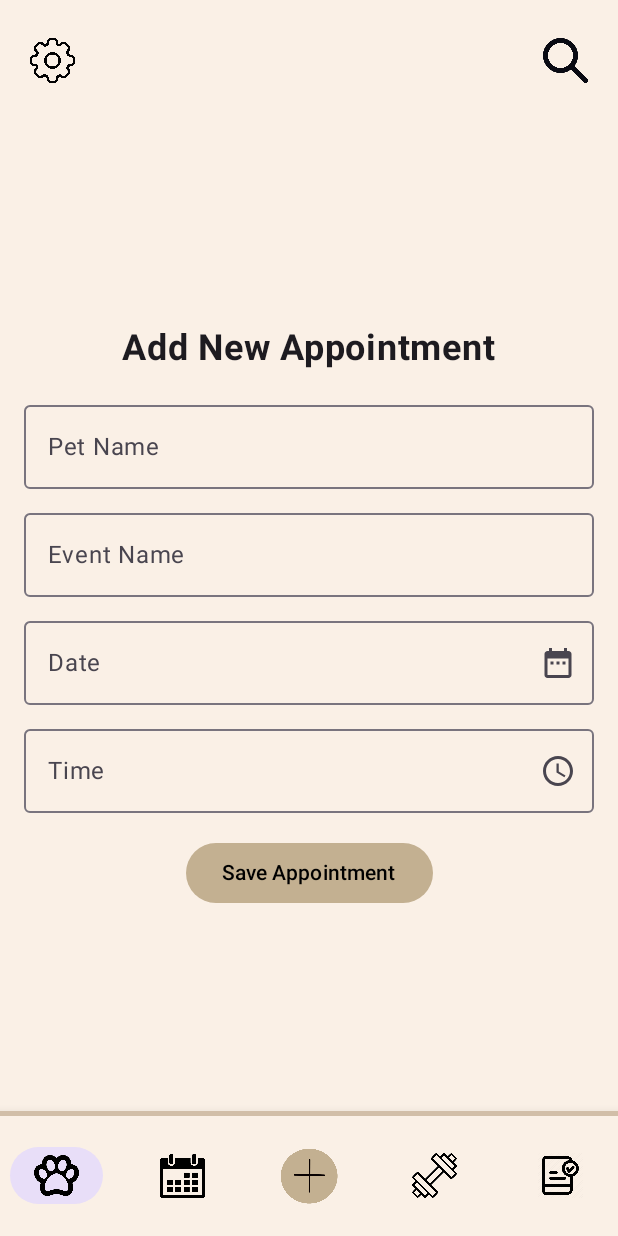
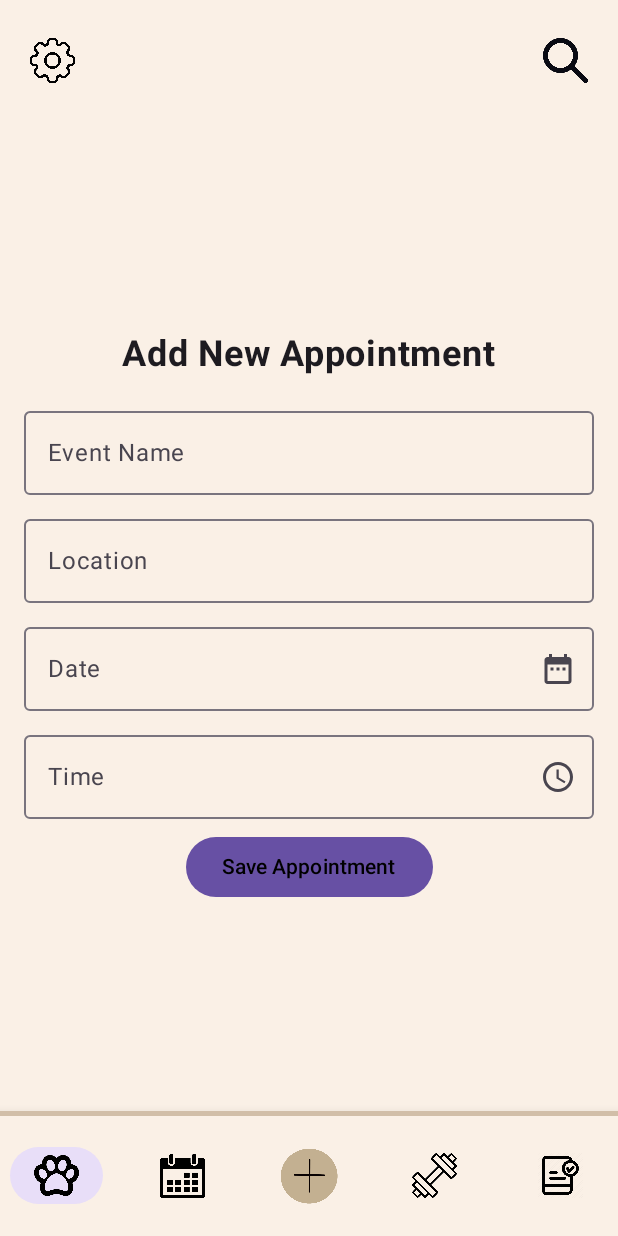
Before and after one commit to Baicha-S/Mobile-Computing-CP3406, an Android app built with Jetpack Compose: the AddAppointmentPage screen opened through its navigation route, on a phone screen of 412 x 824 dp. Run offline under Robolectric (Android 15) with nearby library versions, the phone set to English and light mode, and no system bars; our stand-ins replace livedata-compose.

Commit message:
"Edit add appointment feature"

```diff
--- a/app/build.gradle.kts
+++ b/app/build.gradle.kts
@@ -51,6 +51,10 @@ dependencies {
     implementation("io.insert-koin:koin-android:3.4.3")
     implementation("io.insert-koin:koin-androidx-compose:3.4.6")
     implementation("androidx.lifecycle:lifecycle-viewmodel-compose:2.6.2")
+
+    implementation("androidx.lifecycle:lifecycle-runtime-ktx:2.6.1") // Required for coroutines
+    implementation("androidx.lifecycle:lifecycle-viewmodel-ktx:2.6.1") // Required for view models
+    implementation("androidx.lifecycle:lifecycle-livedata-ktx:2.6.1")
     implementation(libs.androidx.core.ktx)
     implementation("androidx.compose.material:material:1.2.0")
     implementation(libs.androidx.lifecycle.runtime.ktx)
@@ -64,6 +68,7 @@ dependencies {
     implementation("androidx.compose.ui:ui:1.5.4")
     implementation(libs.androidx.navigation.compose)
     implementation(libs.androidx.runtime.livedata)
+    implementation(libs.androidx.room.common)
     testImplementation(libs.junit)
     androidTestImplementation(libs.androidx.junit)
     androidTestImplementation(libs.androidx.espresso.core)
--- /dev/null
+++ b/app/src/main/java/com/example/assignment1/data/AppointmentRepository.kt
@@ -0,0 +1,9 @@
+package com.example.assignment1.data
+
+import java.time.LocalDateTime
+
+interface AppointmentRepository {
+    suspend fun getAllAppointments(): List<Appointment>
+    suspend fun insertAppointment(appointment: Appointment): Boolean
+    suspend fun getAppointmentsForDate(date: LocalDateTime): List<Appointment>
+}
--- a/app/src/main/java/com/example/assignment1/di/Modules.kt
+++ b/app/src/main/java/com/example/assignment1/di/Modules.kt
@@ -1,18 +1,24 @@
 package com.example.assignment1.di
 
+import android.os.Build
+import androidx.annotation.RequiresApi
 import com.example.assignment1.data.GuidelineRepository
 import com.example.assignment1.data.GuidelineRepositoryImpl
 import com.example.assignment1.data.PetRepository
 import com.example.assignment1.data.PetRepositoryImpl
 import com.example.assignment1.viewModel.ExerciseViewModel
 import com.example.assignment1.viewModel.GuidelineViewModel
+import com.example.assignment1.viewModel.AppointmentViewModel
 import com.example.assignment1.viewModel.HomeViewModel
 import com.example.assignment1.viewModel.PetDetailsViewModel
 import com.example.assignment1.viewModel.PetsViewModel
 import org.koin.androidx.viewmodel.dsl.viewModel
 import org.koin.dsl.module
+import com.example.assignment1.data.AppointmentRepository
+import com.example.assignment1.data.AppointmentRepositoryImpl
 
 
+@RequiresApi(Build.VERSION_CODES.O)
 val appModules = module {
     single<PetRepository> { PetRepositoryImpl() }
     viewModel { PetsViewModel(get()) }
@@ -21,4 +27,8 @@ val appModules = module {
     single<GuidelineRepository> { GuidelineRepositoryImpl() }
     viewModel { GuidelineViewModel(get()) }
     viewModel { ExerciseViewModel() }
+    viewModel { AppointmentViewModel(get()) }
+    single<AppointmentRepository> { AppointmentRepositoryImpl() }
+    viewModel { AppointmentViewModel(get()) }
+
 }
--- a/app/src/main/java/com/example/assignment1/view/AddAppointmentPage.kt
+++ b/app/src/main/java/com/example/assignment1/view/AddAppointmentPage.kt
@@ -7,6 +7,7 @@ import androidx.annotation.RequiresApi
 import androidx.compose.foundation.clickable
 import androidx.compose.foundation.layout.*
 import androidx.compose.material.icons.Icons
+import androidx.compose.material.icons.filled.AccessTime
 import androidx.compose.material.icons.filled.DateRange
 import androidx.compose.material3.*
 import androidx.compose.runtime.*
@@ -18,18 +19,22 @@ import androidx.compose.ui.text.font.FontWeight
 import androidx.compose.ui.unit.dp
 import androidx.compose.ui.unit.sp
 import androidx.navigation.NavHostController
+import com.example.assignment1.data.Appointment
+import com.example.assignment1.viewModel.AppointmentViewModel
+import org.koin.androidx.compose.koinViewModel
+import java.time.LocalDateTime
+import java.time.format.DateTimeFormatter
 import java.util.Calendar
-import androidx.compose.material.icons.filled.AccessTime
-import androidx.compose.material3.ExperimentalMaterial3Api
 
-@OptIn(ExperimentalMaterial3Api::class)
 @RequiresApi(Build.VERSION_CODES.O)
 @Composable
 fun AddAppointmentPage(navController: NavHostController) {
-    var petName by remember { mutableStateOf("") } // Pet name input
+    val viewModel: AppointmentViewModel = koinViewModel()
+
     var eventName by remember { mutableStateOf("") }
     var selectedDate by remember { mutableStateOf("") }
     var selectedTime by remember { mutableStateOf("") }
+    var location by remember { mutableStateOf("") } // Add location state
 
     val context = LocalContext.current
     val calendar = Calendar.getInstance()
@@ -42,7 +47,7 @@ fun AddAppointmentPage(navController: NavHostController) {
     val datePickerDialog = DatePickerDialog(
         context,
         { _, year, monthOfYear, dayOfMonth ->
-            selectedDate = "$dayOfMonth/${monthOfYear + 1}/$year"
+            selectedDate = "$year-${monthOfYear + 1}-${dayOfMonth}"
         }, year, month, day
     )
 
@@ -63,21 +68,21 @@ fun AddAppointmentPage(navController: NavHostController) {
         Text("Add New Appointment", fontSize = 24.sp, fontWeight = FontWeight.Bold)
         Spacer(modifier = Modifier.height(16.dp))
 
-        // Pet Name Input
+        // Event Name Input
         OutlinedTextField(
-            value = petName,
-            onValueChange = { petName = it },
-            label = { Text("Pet Name") },
+            value = eventName,
+            onValueChange = { eventName = it },
+            label = { Text("Event Name") },
             modifier = Modifier.fillMaxWidth()
         )
 
         Spacer(modifier = Modifier.height(8.dp))
 
-        // Event Name Input
+        // Location Input
         OutlinedTextField(
-            value = eventName,
-            onValueChange = { eventName = it },
-            label = { Text("Event Name") },
+            value = location,
+            onValueChange = { location = it },
+            label = { Text("Location") },
             modifier = Modifier.fillMaxWidth()
         )
 
@@ -91,7 +96,10 @@ fun AddAppointmentPage(navController: NavHostController) {
             readOnly = true,
             modifier = Modifier.fillMaxWidth(),
             trailingIcon = {
-                Icon(Icons.Filled.DateRange, contentDescription = "Date", modifier = Modifier.clickable { datePickerDialog.show() })
+                Icon(
+                    Icons.Filled.DateRange,
+                    contentDescription = "Date",
+                    modifier = Modifier.clickable { datePickerDialog.show() })
             }
         )
 
@@ -105,15 +113,41 @@ fun AddAppointmentPage(navController: NavHostController) {
             readOnly = true,
             modifier = Modifier.fillMaxWidth(),
             trailingIcon = {
-                Icon(Icons.Filled.AccessTime, contentDescription = "Time", modifier = Modifier.clickable { timePickerDialog.show() })
+                Icon(
+                    Icons.Filled.AccessTime,
+                    contentDescription = "Time",
+                    modifier = Modifier.clickable { timePickerDialog.show() })
             }
         )
 
-        Spacer(modifier = Modifier.height(16.dp))
+        Spacer(modifier = Modifier.height(8.dp))
 
         Button(
-            onClick = { navController.popBackStack() }, // Navigate back
-            colors = ButtonDefaults.buttonColors(containerColor = Color(0xFFC3B091))
+            onClick = {
+                if (eventName.isNotBlank() && selectedDate.isNotBlank() && selectedTime.isNotBlank() && location.isNotBlank()) { // Add location check
+                    try {
+                        val dateTimeString = "$selectedDate $selectedTime"
+                        val formatter = DateTimeFormatter.ofPattern("yyyy-MM-dd HH:mm")
+                        val dateTime = LocalDateTime.parse(dateTimeString, formatter)
+
+                        val newAppointment = Appointment(
+                            dateTime = dateTime,
+                            description = eventName,
+                            location = location // Add location
+                        )
+
+                        // Crucially, save the appointment to the ViewModel:
+                        viewModel.addAppointment(newAppointment)
+
+                        navController.popBackStack() // Or navigate to a specific screen
+                    } catch (e: Exception) {
+                        // Handle parsing error
+                    }
+                } else {
+                    // Handle invalid input
+                }
+            },
+            // ... (button styling)
         ) {
             Text("Save Appointment", color = Color.Black)
         }
--- a/app/src/main/java/com/example/assignment1/view/MainActivity.kt
+++ b/app/src/main/java/com/example/assignment1/view/MainActivity.kt
@@ -107,7 +107,7 @@ fun MainScreen() {
                             onClick = {
                                 selectedItem = "appointments"
                                 navController.navigate("appointments") {
-                                    popUpTo("home") { inclusive = false } // Allow back navigation
+                                    popUpTo("home") { inclusive = false }
                                 }
                             }
                         )
@@ -169,11 +169,11 @@ fun MainScreen() {
                     val petId = backStackEntry.arguments?.getString("petId")?.toIntOrNull() ?: 0
                     PetDetailsPage(petId = petId, navController)
                 }
-                composable("pet_list") { PetList(Modifier.fillMaxSize()) } // Add this line
-                composable("home") { HomePage(Modifier.padding(innerPadding), navController) } // Pass navController here
+                composable("pet_list") { PetList(Modifier.fillMaxSize()) }
+                composable("home") { HomePage(Modifier.padding(innerPadding), navController) }
                 composable("appointments") { AppointmentPage(navController) }
-                composable("addAppointment") { AddAppointmentPage(navController) }
-                composable("add_pet") { AddPetProfilePage(Modifier.padding(innerPadding), navController) } // Pass navController here
+                composable("addAppointment") { AddAppointmentPage(navController)}
+                composable("add_pet") { AddPetProfilePage(Modifier.padding(innerPadding), navController) }
                 composable("exercise") { ExercisePage(Modifier.padding(innerPadding)) }
                 composable("guideline") { GuidelinePage(Modifier.padding(innerPadding)) }
             }
--- a/app/src/main/java/com/example/assignment1/viewModel/AppointmentViewModel.kt
+++ b/app/src/main/java/com/example/assignment1/viewModel/AppointmentViewModel.kt
@@ -1 +1,36 @@
 package com.example.assignment1.viewModel
+
+import android.os.Build
+import androidx.annotation.RequiresApi
+import androidx.lifecycle.ViewModel
+import androidx.lifecycle.viewModelScope
+import com.example.assignment1.data.Appointment
+import com.example.assignment1.data.AppointmentRepository
+import kotlinx.coroutines.flow.MutableStateFlow
+import kotlinx.coroutines.flow.StateFlow
+import kotlinx.coroutines.launch
+import java.time.LocalDateTime
+
+class AppointmentViewModel(private val appointmentRepository: AppointmentRepository) : ViewModel() {
+
+    private val _appointmentList = MutableStateFlow<List<Appointment>>(emptyList())
+    val appointmentList: StateFlow<List<Appointment>> = _appointmentList
+
+    init {
+        viewModelScope.launch {
+            _appointmentList.value = appointmentRepository.getAllAppointments()
+        }
+    }
+
+    fun addAppointment(appointment: Appointment) {
+        viewModelScope.launch {
+            appointmentRepository.insertAppointment(appointment)
+            _appointmentList.value = appointmentRepository.getAllAppointments() // Fetch updated list
+        }
+    }
+
+    @RequiresApi(Build.VERSION_CODES.O)
+    fun getAppointmentsForDate(date: LocalDateTime): List<Appointment> {
+        return _appointmentList.value.filter { it.dateTime.toLocalDate() == date.toLocalDate() }
+    }
+}
--- a/gradle/libs.versions.toml
+++ b/gradle/libs.versions.toml
@@ -10,6 +10,8 @@ activityCompose = "1.10.0"
 composeBom = "2024.04.01"
 navigationCompose = "2.8.7"
 runtimeLivedata = "1.7.8"
+roomCommon = "2.6.1"
+adapters = "3.2.0-alpha11"
 
 [libraries]
 androidx-core-ktx = { group = "androidx.core", name = "core-ktx", version.ref = "coreKtx" }
@@ -28,6 +30,8 @@ androidx-ui-test-junit4 = { group = "androidx.compose.ui", name = "ui-test-junit
 androidx-material3 = { group = "androidx.compose.material3", name = "material3" }
 androidx-navigation-compose = { group = "androidx.navigation", name = "navigation-compose", version.ref = "navigationCompose" }
 androidx-runtime-livedata = { group = "androidx.compose.runtime", name = "runtime-livedata", version.ref = "runtimeLivedata" }
+androidx-room-common = { group = "androidx.room", name = "room-common", version.ref = "roomCommon" }
+androidx-adapters = { group = "androidx.databinding", name = "adapters", version.ref = "adapters" }
 
 [plugins]
 android-application = { id = "com.android.application", version.ref = "agp" }
```
Also changed, not shown: app/src/main/java/com/example/assignment1/data/Appointment.kt (added, +10 -0 lines), app/src/main/java/com/example/assignment1/data/AppointmentRepositoryImpl.kt (added, +47 -0 lines), app/src/main/java/com/example/assignment1/view/AppointmentPage.kt (+26 -16 lines).
